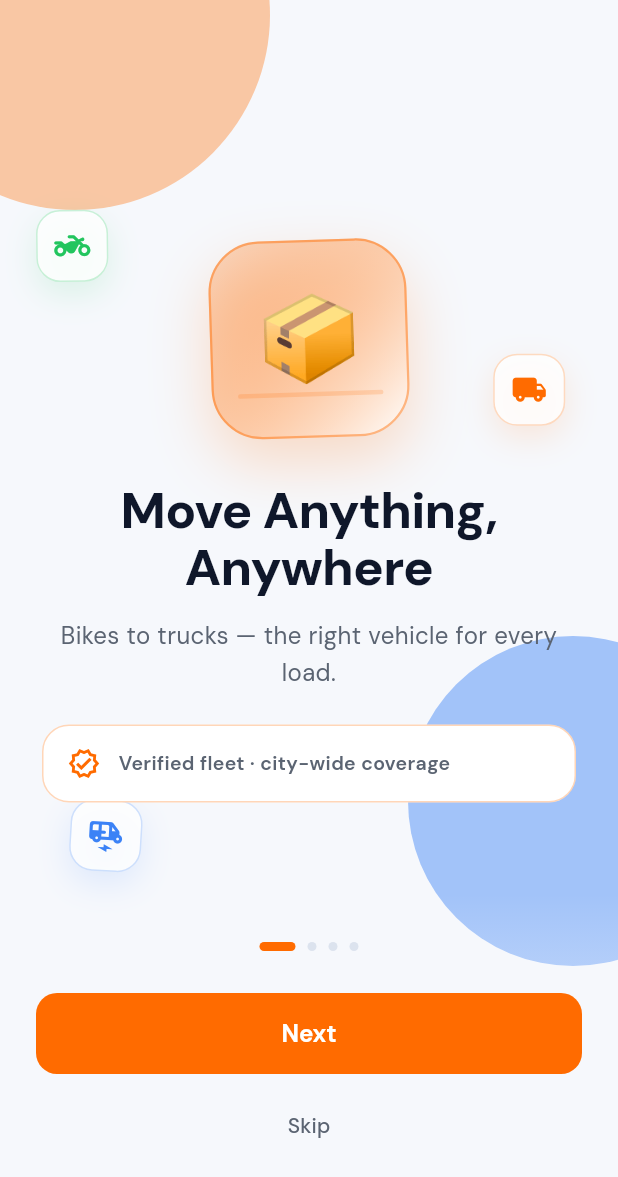
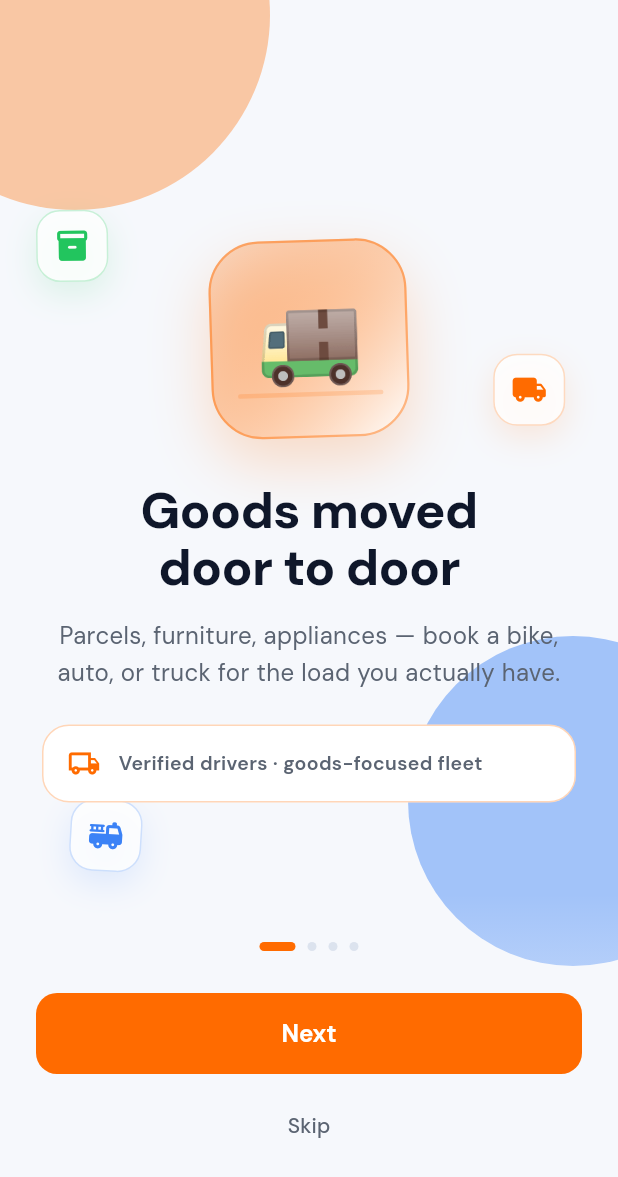
Before and after one commit to vahid454/movezy, a Flutter app: the screen it shows after launch, on a phone screen of 412 x 824 dp. Shown: the top 1177 px of the screen. Run offline on Flutter 3.47's test engine with Material 3 defaults, Android fonts, the light colour scheme and no system bars; our stand-ins replace dio, firebase_auth, firebase_core, firebase_messaging, flutter_rating_bar, geocoding and 9 more; accounts and stored records are empty.

Commit message:
map issue fix

```diff
--- a/flutter/lib/core/utils/vehicle_map_icons.dart
+++ b/flutter/lib/core/utils/vehicle_map_icons.dart
@@ -15,7 +15,7 @@ class VehicleMapIcons {
   static const double kLogicalSideDefault = 112;
 
   /// Smaller markers on the customer home map (less visual clutter).
-  static const double kLogicalSideCompact = 72;
+  static const double kLogicalSideCompact = 56;
 
   static String _emojiFor(String vehicleType) {
     return vehicleByType(vehicleType)?.emoji ?? '🚚';
--- a/flutter/lib/features/auth/screens/onboarding_screen.dart
+++ b/flutter/lib/features/auth/screens/onboarding_screen.dart
@@ -26,34 +26,34 @@ class _Page {
 
 const _pages = [
   _Page(
-    emoji: '📦',
-    title: 'Move Anything,\nAnywhere',
-    sub: 'Bikes to trucks — the right vehicle for every load.',
-    chip: 'Verified fleet · city-wide coverage',
-    chipIcon: Icons.verified_outlined,
+    emoji: '🚚',
+    title: 'Goods moved\ndoor to door',
+    sub: 'Parcels, furniture, appliances — book a bike, auto, or truck for the load you actually have.',
+    chip: 'Verified drivers · goods-focused fleet',
+    chipIcon: Icons.local_shipping_outlined,
     accent: AppColors.primary,
   ),
   _Page(
     emoji: '⚡',
-    title: 'Instant Driver\nMatching',
-    sub: 'Nearby approved drivers get your request in real time.',
-    chip: 'Live demand map · sub-minute matching',
+    title: 'Drivers matched\nin seconds',
+    sub: 'Nearby approved drivers see your request instantly and head your way.',
+    chip: 'Live map · quick dispatch',
     chipIcon: Icons.bolt_rounded,
     accent: Color(0xFFF59E0B),
   ),
   _Page(
-    emoji: '📍',
-    title: 'Live GPS\nTracking',
-    sub: 'Follow pickup → drop-off with a clear route on the map.',
-    chip: 'Turn-by-turn route · ETA you can trust',
+    emoji: '🗺️',
+    title: 'Watch every\npickup & drop',
+    sub: 'Follow your goods from collection to delivery with a live route on the map.',
+    chip: 'GPS tracking · clear ETAs',
     chipIcon: Icons.route_rounded,
     accent: Color(0xFF3B82F6),
   ),
   _Page(
-    emoji: '🤝',
-    title: 'Fair Fare,\nYour Way',
-    sub: 'Transparent estimates before you book. Confirm with your driver.',
-    chip: 'No surprise platform fees on small goods',
+    emoji: '💳',
+    title: 'Clear fare\nbefore you pay',
+    sub: 'See an upfront estimate, then confirm with your driver before the trip starts.',
+    chip: 'Transparent pricing · no shocks',
     chipIcon: Icons.payments_outlined,
     accent: Color(0xFF22C55E),
   ),
@@ -126,7 +126,7 @@ class _OnboardingScreenState extends State<OnboardingScreen>
                 child: Stack(
                   children: [
                     _FloatingVehicle(
-                      icon: Icons.two_wheeler_rounded,
+                      icon: Icons.inventory_2_rounded,
                       color: AppColors.success,
                       left: 26 + math.sin(t) * 12,
                       top: 138 + math.cos(t * 0.8) * 10,
@@ -140,7 +140,7 @@ class _OnboardingScreenState extends State<OnboardingScreen>
                       angle: -0.08 + math.cos(t) * 0.08,
                     ),
                     _FloatingVehicle(
-                      icon: Icons.electric_rickshaw_rounded,
+                      icon: Icons.fire_truck_rounded,
                       color: AppColors.info,
                       left: 34 + math.cos(t * 1.1) * 14,
                       bottom: 250 + math.sin(t * 0.9) * 10,
```
Also changed, not shown: flutter/lib/features/customer/screens/booking_screen.dart (+96 -62 lines), flutter/lib/features/customer/screens/customer_home_screen.dart (+22 -10 lines), flutter/lib/features/driver/screens/driver_home_screen.dart (+59 -2 lines), 1 other file.
